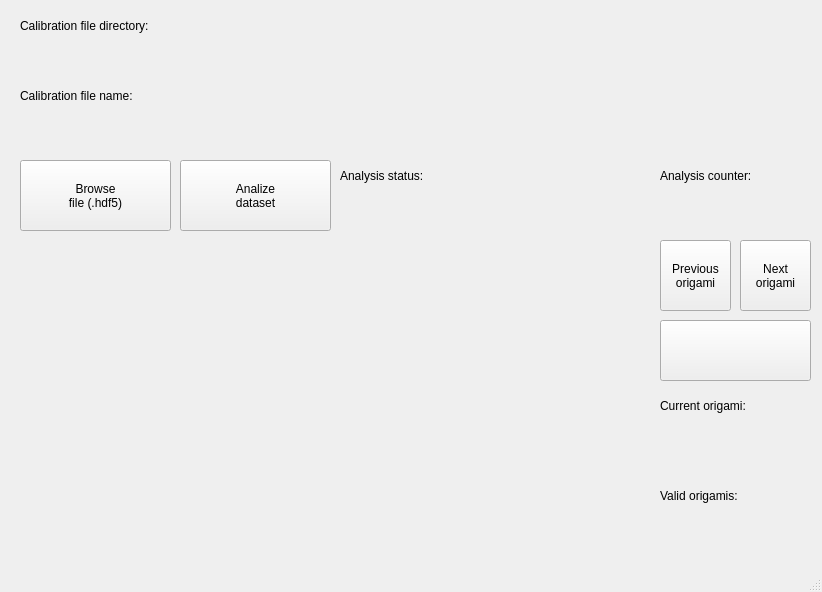
This is src/picasimpler/UI/calibration_ui.ui in azelcer/picasimpler as Qt 5 draws it before an edit. The edited form follows.
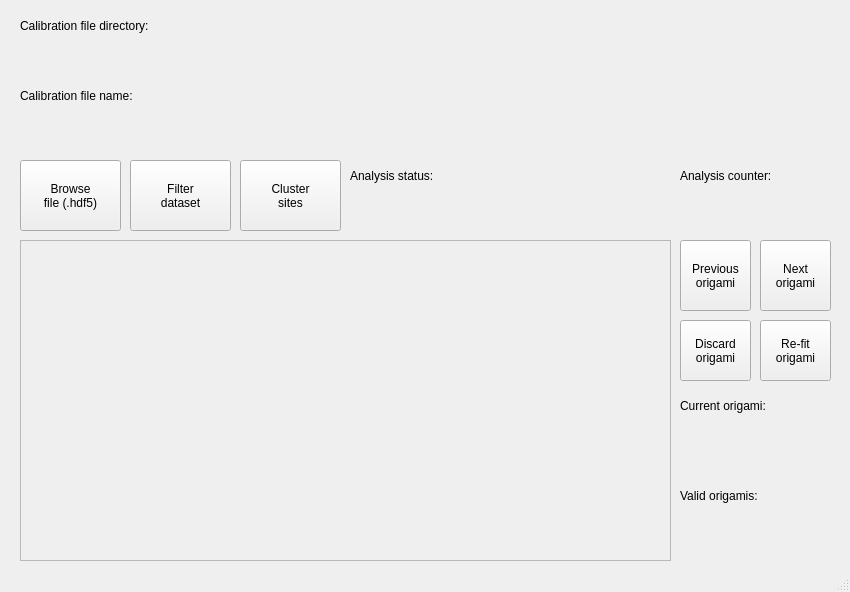
This is the edited form. Custom widgets are drawn as their Qt base class.

```diff
--- a/src/picasimpler/UI/calibration_ui.ui
+++ b/src/picasimpler/UI/calibration_ui.ui
@@ -6,7 +6,7 @@
    <rect>
     <x>0</x>
     <y>0</y>
-    <width>822</width>
+    <width>850</width>
     <height>592</height>
    </rect>
   </property>
@@ -17,31 +17,31 @@
    <widget class="QPushButton" name="analysis_button">
     <property name="geometry">
      <rect>
-      <x>180</x>
+      <x>130</x>
       <y>160</y>
-      <width>151</width>
+      <width>101</width>
       <height>71</height>
      </rect>
     </property>
     <property name="text">
-     <string>Analize
+     <string>Filter
 dataset</string>
     </property>
    </widget>
    <widget class="PlotWidget" name="yn_widget" native="true">
     <property name="geometry">
      <rect>
-      <x>340</x>
-      <y>240</y>
-      <width>311</width>
-      <height>311</height>
+      <x>350</x>
+      <y>250</y>
+      <width>301</width>
+      <height>301</height>
      </rect>
     </property>
    </widget>
    <widget class="QLabel" name="analysis_status_label">
     <property name="geometry">
      <rect>
-      <x>340</x>
+      <x>350</x>
       <y>200</y>
       <width>311</width>
       <height>31</height>
@@ -54,7 +54,7 @@
    <widget class="QLabel" name="analysis_counter_label">
     <property name="geometry">
      <rect>
-      <x>660</x>
+      <x>680</x>
       <y>200</y>
       <width>151</width>
       <height>31</height>
@@ -67,7 +67,7 @@
    <widget class="QPushButton" name="prev_orig_button">
     <property name="geometry">
      <rect>
-      <x>660</x>
+      <x>680</x>
       <y>240</y>
       <width>71</width>
       <height>71</height>
@@ -81,7 +81,7 @@
    <widget class="QPushButton" name="next_orig_button">
     <property name="geometry">
      <rect>
-      <x>740</x>
+      <x>760</x>
       <y>240</y>
       <width>71</width>
       <height>71</height>
@@ -95,30 +95,31 @@
    <widget class="PlotWidget" name="xn_widget" native="true">
     <property name="geometry">
      <rect>
-      <x>20</x>
-      <y>240</y>
-      <width>311</width>
-      <height>311</height>
+      <x>40</x>
+      <y>250</y>
+      <width>301</width>
+      <height>301</height>
      </rect>
     </property>
    </widget>
    <widget class="QPushButton" name="discard_orig_button">
     <property name="geometry">
      <rect>
-      <x>660</x>
+      <x>680</x>
       <y>320</y>
-      <width>151</width>
+      <width>71</width>
       <height>61</height>
      </rect>
     </property>
     <property name="text">
-     <string/>
+     <string>Discard
+origami</string>
     </property>
    </widget>
    <widget class="QLabel" name="current_orig_label">
     <property name="geometry">
      <rect>
-      <x>660</x>
+      <x>680</x>
       <y>430</y>
       <width>151</width>
       <height>31</height>
@@ -131,7 +132,7 @@
    <widget class="QLabel" name="valid_orig_label">
     <property name="geometry">
      <rect>
-      <x>660</x>
+      <x>680</x>
       <y>520</y>
       <width>151</width>
       <height>31</height>
@@ -146,7 +147,7 @@
      <rect>
       <x>20</x>
       <y>160</y>
-      <width>151</width>
+      <width>101</width>
       <height>71</height>
      </rect>
     </property>
@@ -160,7 +161,7 @@
      <rect>
       <x>20</x>
       <y>110</y>
-      <width>791</width>
+      <width>811</width>
       <height>41</height>
      </rect>
     </property>
@@ -199,7 +200,7 @@
      <rect>
       <x>20</x>
       <y>40</y>
-      <width>791</width>
+      <width>811</width>
       <height>41</height>
      </rect>
     </property>
@@ -210,7 +211,7 @@
    <widget class="QLabel" name="current_orig_title_label">
     <property name="geometry">
      <rect>
-      <x>660</x>
+      <x>680</x>
       <y>390</y>
       <width>151</width>
       <height>31</height>
@@ -223,7 +224,7 @@
    <widget class="QLabel" name="valid_orig_title_label">
     <property name="geometry">
      <rect>
-      <x>660</x>
+      <x>680</x>
       <y>480</y>
       <width>151</width>
       <height>31</height>
@@ -236,7 +237,7 @@
    <widget class="QLabel" name="analysis_counter_title_label">
     <property name="geometry">
      <rect>
-      <x>660</x>
+      <x>680</x>
       <y>160</y>
       <width>151</width>
       <height>31</height>
@@ -249,7 +250,7 @@
    <widget class="QLabel" name="analysis_status_title_label">
     <property name="geometry">
      <rect>
-      <x>340</x>
+      <x>350</x>
       <y>160</y>
       <width>311</width>
       <height>31</height>
@@ -259,6 +260,72 @@
      <string>Analysis status:</string>
     </property>
    </widget>
+   <widget class="QPushButton" name="cluster_button">
+    <property name="geometry">
+     <rect>
+      <x>240</x>
+      <y>160</y>
+      <width>101</width>
+      <height>71</height>
+     </rect>
+    </property>
+    <property name="text">
+     <string>Cluster
+sites</string>
+    </property>
+   </widget>
+   <widget class="QFrame" name="color_frame">
+    <property name="geometry">
+     <rect>
+      <x>20</x>
+      <y>240</y>
+      <width>651</width>
+      <height>321</height>
+     </rect>
+    </property>
+    <property name="frameShape">
+     <enum>QFrame::StyledPanel</enum>
+    </property>
+    <property name="frameShadow">
+     <enum>QFrame::Raised</enum>
+    </property>
+   </widget>
+   <widget class="QPushButton" name="refit_origami">
+    <property name="geometry">
+     <rect>
+      <x>760</x>
+      <y>320</y>
+      <width>71</width>
+      <height>61</height>
+     </rect>
+    </property>
+    <property name="text">
+     <string>Re-fit
+origami</string>
+    </property>
+   </widget>
+   <zorder>color_frame</zorder>
+   <zorder>filter_button</zorder>
+   <zorder>analysis_status_label</zorder>
+   <zorder>analysis_counter_label</zorder>
+   <zorder>prev_orig_button</zorder>
+   <zorder>next_orig_button</zorder>
+   <zorder>xn_widget</zorder>
+   <zorder>discard_orig_button</zorder>
+   <zorder>current_orig_label</zorder>
+   <zorder>valid_orig_label</zorder>
+   <zorder>browse_file_button</zorder>
+   <zorder>filename_label</zorder>
+   <zorder>file_title_label</zorder>
+   <zorder>dir_title_label</zorder>
+   <zorder>dir_label</zorder>
+   <zorder>current_orig_title_label</zorder>
+   <zorder>valid_orig_title_label</zorder>
+   <zorder>analysis_counter_title_label</zorder>
+   <zorder>analysis_status_title_label</zorder>
+   <zorder>cluster_button</zorder>
+   <zorder>yn_widget</zorder>
+   <zorder>refit_origami</zorder>
   </widget>
   <widget class="QStatusBar" name="statusbar"/>
  </widget>
```
Left out of the diff: 2 changed lines with no effect on the pictures.
